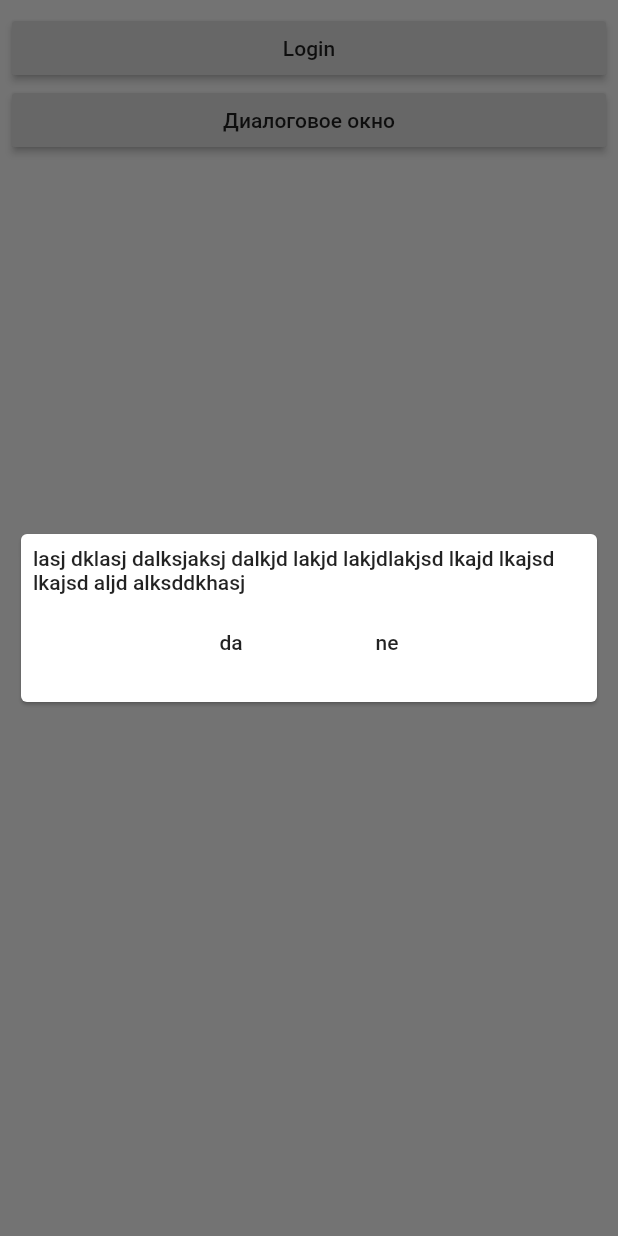
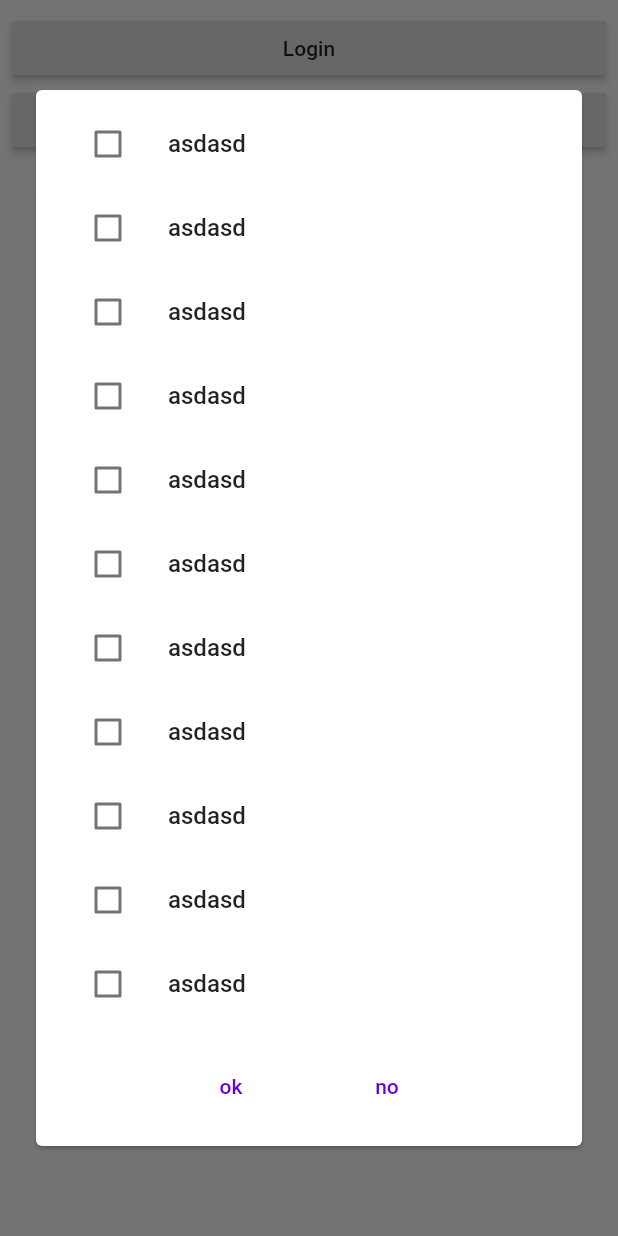
Before and after one commit to petyaas/eclipse_cosmetic, a Flutter app: the Dialog_widget screen opened directly, after a tap on "Диалоговое окно", on a phone screen of 412 x 824 dp. Run offline on Flutter 3.47's test engine with Material 2 defaults, Android fonts, the phone set to English and light mode, and no system bars; our stand-ins replace email_validator.

Commit message:
Add font

```diff
--- a/lib/pages/dialog_page.dart
+++ b/lib/pages/dialog_page.dart
@@ -1,3 +1,5 @@
+import 'package:eclipse_cosmetic/services/list_of_base_dan.dart';
+import 'package:eclipse_cosmetic/widgets/alert_list_widget.dart';
 import 'package:eclipse_cosmetic/widgets/alert_widget.dart';
 import 'package:flutter/material.dart';
 
@@ -7,27 +9,65 @@ class Dialog_widget extends StatefulWidget {
 }
 
 class _Dialog_widgetState extends State<Dialog_widget> {
+
   @override
   Widget build(BuildContext context) {
+    List<List_of_plan_base> listofbase=[];
     return SafeArea(
       child: Scaffold(
         body: ListView(
           padding: EdgeInsets.all(8),
           children: <Widget>[
-            RaisedButton(child: Text('Login'), onPressed: () {}),
+            RaisedButton(
+                child: Text('Login'), onPressed: () {
+              showDialog(
+                context: context,
+                builder: (context) => Alert_widget(
+                  on_accept_text: 'Потвердить',
+                  on_deny_text: 'Отмена',
+                  body_widget: Text(' asdh kasjdh asjdh ak'),
+                  on_accept: () {
+                    Navigator.pop(context);
+                  },
+                  on_deny: () {
+
+                    Navigator.pop(context);
+                  },
+                ),
+              );
+            }),
             RaisedButton(
                 child: Text('Диалоговое окно'),
                 onPressed: () {
+                  listofbase.add(List_of_plan_base(plancheck: false,plantext: 'asdasd'));
+                  listofbase.add(List_of_plan_base(plancheck: false,plantext: 'asdasd'));
+                  listofbase.add(List_of_plan_base(plancheck: false,plantext: 'asdasd'));
+                  listofbase.add(List_of_plan_base(plancheck: false,plantext: 'asdasd'));
+                  listofbase.add(List_of_plan_base(plancheck: false,plantext: 'asdasd'));
+                  listofbase.add(List_of_plan_base(plancheck: false,plantext: 'asdasd'));
+                  listofbase.add(List_of_plan_base(plancheck: false,plantext: 'asdasd'));
+                  listofbase.add(List_of_plan_base(plancheck: false,plantext: 'asdasd'));
+                  listofbase.add(List_of_plan_base(plancheck: false,plantext: 'asdasd'));
+                  listofbase.add(List_of_plan_base(plancheck: false,plantext: 'asdasd'));
+                  listofbase.add(List_of_plan_base(plancheck: false,plantext: 'asdasd'));
+                  listofbase.add(List_of_plan_base(plancheck: false,plantext: 'asdasd'));
+                  listofbase.add(List_of_plan_base(plancheck: false,plantext: 'asdasd'));
+                  listofbase.add(List_of_plan_base(plancheck: false,plantext: 'asdasd'));
+                  listofbase.add(List_of_plan_base(plancheck: false,plantext: 'asdasd'));
+                  listofbase.add(List_of_plan_base(plancheck: false,plantext: 'asdasd'));
+
                   showDialog(
                     context: context,
-                    builder: (context) => Alert_widget(
-                      alert_text: 'lasj dklasj dalksjaksj dalkjd lakjd lakjdlakjsd lkajd lkajsd lkajsd aljd alksddkhasj',
-                      onaccept: () {
+                    builder: (context) =>Alert_list_widget(
+                      list: listofbase,
+                      on_accept: (){
                         Navigator.pop(context);
                       },
-                      ondeny: () {
+                      on_accept_text: 'ok',
+                      on_deny: (){
                         Navigator.pop(context);
                       },
+                      on_deny_text: 'no',
                     ),
                   );
                 }),
--- /dev/null
+++ b/lib/services/list_of_base_dan.dart
@@ -0,0 +1,9 @@
+class List_of_plan_base{
+  bool plancheck;
+  String plantext;
+
+List_of_plan_base({
+    this.plancheck,
+    this.plantext}
+    );
+}
--- /dev/null
+++ b/lib/widgets/alert_list_widget.dart
@@ -0,0 +1,90 @@
+import 'package:eclipse_cosmetic/services/list_of_base_dan.dart';
+import 'package:flutter/material.dart';
+
+class Alert_list_widget extends StatefulWidget {
+  final List<List_of_plan_base> list;
+  final Function on_accept;
+  final String on_accept_text;
+  final Function on_deny;
+  final String on_deny_text;
+
+  Alert_list_widget({
+    Key key,
+    this.list,
+    this.on_accept,
+    this.on_accept_text,
+    this.on_deny,
+    this.on_deny_text,
+  }) : super(key: key);
+
+  @override
+  _Alert_list_widgetState createState() => _Alert_list_widgetState();
+}
+
+class _Alert_list_widgetState extends State<Alert_list_widget> {
+  @override
+  Widget build(BuildContext context) {
+    return Center(
+        child: Container(
+      padding: EdgeInsets.fromLTRB(20, 0, 20, 0),
+      child: Card(
+          child: Padding(
+        padding: const EdgeInsets.all(8.0),
+        child: Column(
+          mainAxisSize: MainAxisSize.min,
+          children: <Widget>[
+            Container(
+              height: MediaQuery.of(context).size.height - 200,
+              child: ListView.builder(
+                  itemCount: widget.list.length,
+                  itemBuilder: (BuildContext context, int index) {
+                    return ListTile(
+                      leading: Checkbox(
+                        value: widget.list[index].plancheck,
+                        onChanged: (value) {
+                          if (widget.list[index].plancheck) {
+                            widget.list[index].plancheck = false;
+                          } else {
+                            widget.list[index].plancheck = true;
+                          }
+                          setState(() {});
+                        },
+                      ),
+                      title: Container(
+                        child: Text(widget.list[index].plantext),
+                      ),
+                    );
+                  }),
+            ),
+            Row(
+              mainAxisSize: MainAxisSize.max,
+              mainAxisAlignment: MainAxisAlignment.center,
+              children: <Widget>[
+                Padding(
+                  padding: const EdgeInsets.all(8.0),
+                  child: FlatButton(
+                      child: Text(
+                        widget.on_accept_text,
+                        style:
+                            TextStyle(color: Color(0xFF6200EE), fontSize: 14),
+                      ),
+                      onPressed: widget.on_accept),
+                ),
+                Padding(
+                  padding: const EdgeInsets.all(8.0),
+                  child: FlatButton(
+                      child: Text(
+                        widget.on_deny_text,
+                        style:
+                            TextStyle(color: Color(0xFF6200EE), fontSize: 14),
+                      ),
+                      onPressed: widget.on_deny),
+                ),
+              ],
+            )
+          ],
+        ),
+      )),
+    ));
+  }
+}
--- a/lib/widgets/alert_widget.dart
+++ b/lib/widgets/alert_widget.dart
@@ -1,25 +1,27 @@
 import 'package:flutter/material.dart';
 class Alert_widget extends StatelessWidget {
-  final String alert_text;
-  final Function onaccept;
-  final Function ondeny;
+  final Widget body_widget;
+  final Function on_accept;
+  final String on_accept_text;
+  final Function on_deny;
+  final String on_deny_text;
 
-  const Alert_widget({Key key, this.alert_text, this.onaccept, this.ondeny}) : super(key: key);
+
+  const Alert_widget({Key key, this.body_widget, this.on_accept, this.on_accept_text, this.on_deny, this.on_deny_text, }) : super(key: key);
 
   @override
   Widget build(BuildContext context) {
     return Center(
         child:Container(
-          padding: EdgeInsets.all(10),
+          padding: EdgeInsets.fromLTRB(20,0,20,0),
           child: Card(child: Padding(
             padding: const EdgeInsets.all(8.0),
             child: Column(
               mainAxisSize: MainAxisSize.min,
               children: <Widget>[
                 Container(
-                  width: double.infinity,
-                    child: Text(alert_text,
-                  style: TextStyle(fontFamily: 'Roboto',fontSize: 14),textAlign: TextAlign.left,)
+                  //width: double.infinity,
+                    child:body_widget,
                 ),
                 Row(
                     mainAxisSize: MainAxisSize.max,
@@ -28,14 +30,14 @@ class Alert_widget extends StatelessWidget {
                     Padding(
                       padding: const EdgeInsets.all(8.0),
                       child: FlatButton(
-                          child: Text('da'),
-                          onPressed: onaccept),
+                          child: Text(on_accept_text,style: TextStyle(color: Color(0xFF6200EE),fontSize: 14),),
+                          onPressed: on_accept),
                     ),
                     Padding(
                       padding: const EdgeInsets.all(8.0),
                       child: FlatButton(
-                          child: Text('ne'),
-                          onPressed: ondeny),
+                          child: Text(on_deny_text,style: TextStyle(color: Color(0xFF6200EE),fontSize: 14),),
+                          onPressed: on_deny),
                     ),
                   ],
                 )
--- a/pubspec.yaml
+++ b/pubspec.yaml
@@ -29,6 +29,7 @@ dependencies:
   # Use with the CupertinoIcons class for iOS style icons.
   cupertino_icons: ^1.0.0
   email_validator: ^1.0.6
+  expandable: ^4.1.4
   provider: ^4.3.3
 
 dev_dependencies:
```
Also changed, not shown: lib/widgets/list_of_plan.dart (added, +27 -0 lines), pubspec.lock.
